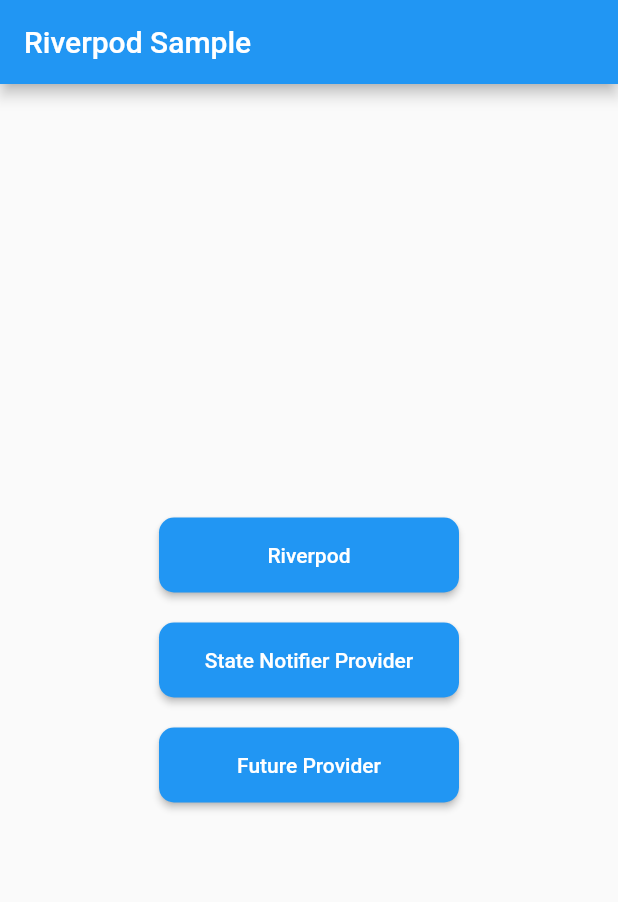
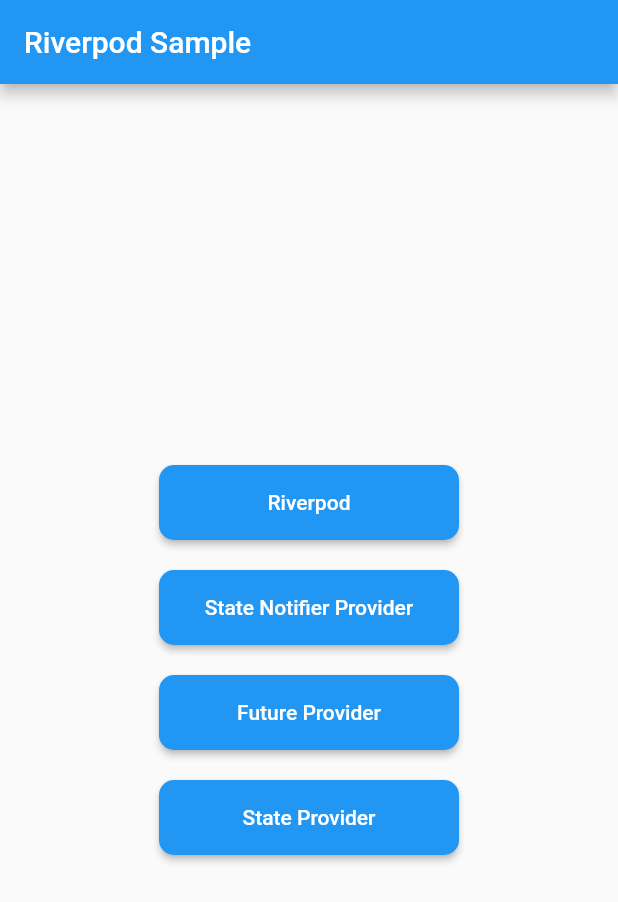
Before and after one commit to nakamurakzz/flutter-riverpod, a Flutter app: the screen it shows after launch, on a phone screen of 412 x 824 dp. Shown: the top 902 px of the screen. Run offline on Flutter 3.47's test engine with Material 2 defaults, Android fonts, the phone set to English and light mode, and no system bars; our stand-ins replace flutter_riverpod.

Commit message:
StateProvider

```diff
--- a/riverpod_sample/lib/main.dart
+++ b/riverpod_sample/lib/main.dart
@@ -3,6 +3,7 @@ import 'package:flutter_riverpod/flutter_riverpod.dart';
 import 'package:riverpod_sample/pages/future_stream_provider_page.dart';
 import 'package:riverpod_sample/pages/riverpod_page.dart';
 import 'package:riverpod_sample/pages/state_notifier_provider_page.dart';
+import 'package:riverpod_sample/pages/state_provider_page.dart';
 
 void main() {
   runApp(const ProviderScope(child: MyApp()));
@@ -26,6 +27,8 @@ class MyApp extends StatelessWidget {
             StateNotifierProviderPage(title: 'State Notifier Provider'),
         '/future-provider': (context) =>
             FutureProviderPage(title: 'Flutter Demo Home Page'),
+        '/state-provider': (context) =>
+            StateProviderPage(title: 'Flutter Demo Home Page'),
       },
       initialRoute: '/',
     );
@@ -82,6 +85,19 @@ class HomePage extends StatelessWidget {
               ),
               child: const Text('Future Provider'),
             ),
+            const SizedBox(height: 20),
+            ElevatedButton(
+              onPressed: () {
+                Navigator.pushNamed(context, '/state-provider');
+              },
+              style: ElevatedButton.styleFrom(
+                shape: const RoundedRectangleBorder(
+                  borderRadius: BorderRadius.all(Radius.circular(10)),
+                ),
+                minimumSize: const Size(200, 50),
+              ),
+              child: const Text('State Provider'),
+            ),
           ],
         ),
       ),
```
Also changed, not shown: riverpod_sample/lib/pages/state_provider_page.dart (added, +28 -0 lines).
